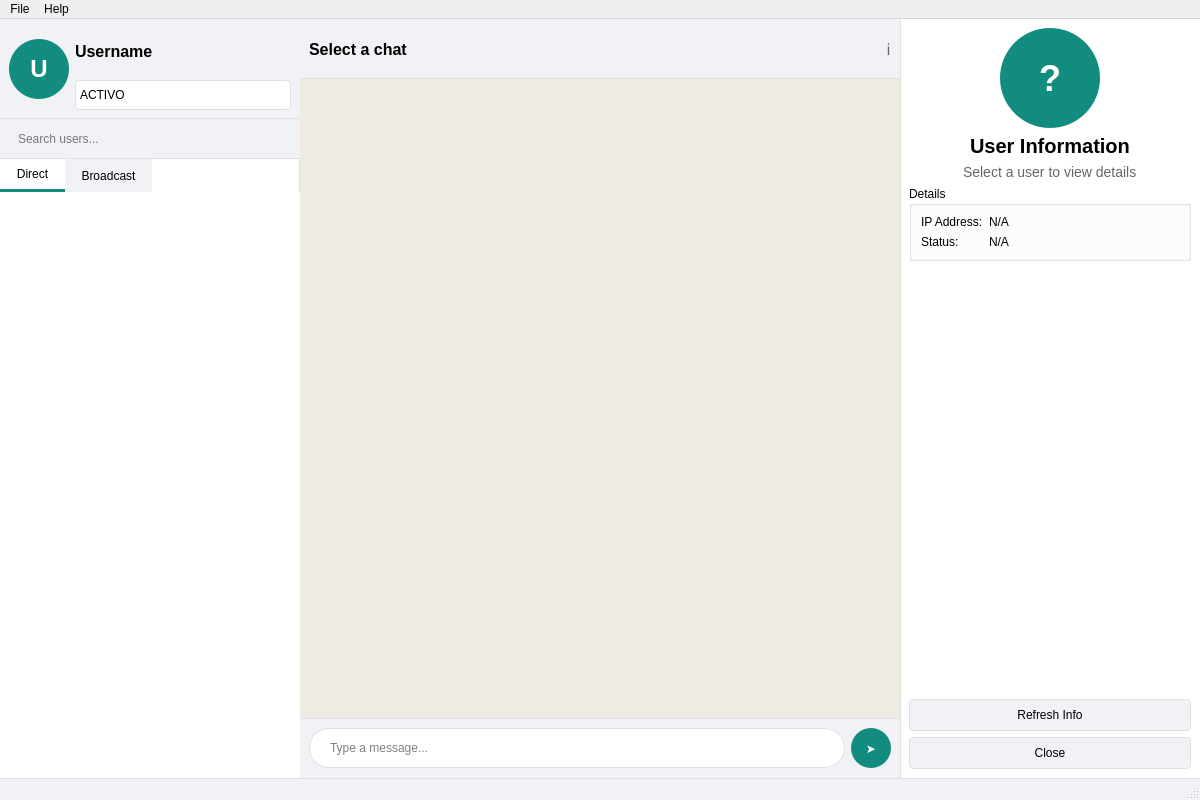
Above: Client-OS-P1/mainwindow.ui from xtsebas/Client-OS-P1 before the change. Below: the same form after it.
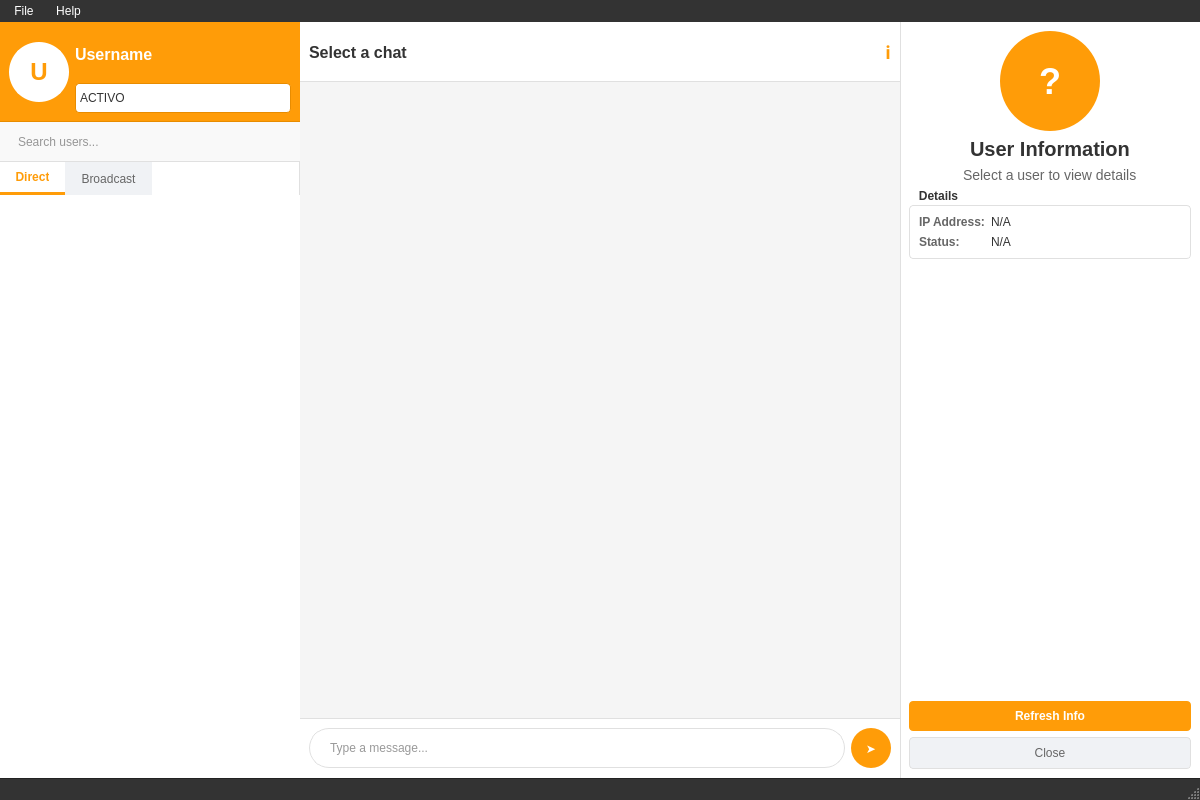
That is the form after the change.

Commit message: feat: improve UI to make it look better

Diff of the .ui file:
```diff
--- a/Client-OS-P1/mainwindow.ui
+++ b/Client-OS-P1/mainwindow.ui
@@ -90,8 +90,8 @@
          </property>
          <property name="styleSheet">
           <string notr="true">QWidget#userProfileWidget {
-    background-color: #f0f2f5;
-    border-bottom: 1px solid #e0e0e0;
+    background-color: #ff9c08;
+    border-bottom: 1px solid #e88c00;
 }</string>
          </property>
          <layout class="QHBoxLayout" name="horizontalLayout_2">
@@ -111,11 +111,12 @@
             </property>
             <property name="styleSheet">
              <string notr="true">QLabel {
-    background-color: #128C7E;
+    background-color: #ffffff;
     border-radius: 30px;
-    color: white;
+    color: #ff9c08;
     font-size: 24px;
     font-weight: bold;
+    border: 2px solid #ffffff;
 }</string>
             </property>
             <property name="text">
@@ -134,6 +135,7 @@
                <string notr="true">QLabel {
     font-size: 16px;
     font-weight: bold;
+    color: #ffffff;
 }</string>
               </property>
               <property name="text">
@@ -151,14 +153,20 @@
               </property>
               <property name="styleSheet">
                <string notr="true">QComboBox {
-    border: 1px solid #e0e0e0;
+    border: 1px solid #e88c00;
     border-radius: 4px;
     padding: 4px;
-    background-color: white;
+    background-color: #ffffff;
+    color: #333333;
 }
 QComboBox::drop-down {
     border: none;
     width: 24px;
+}
+QComboBox QAbstractItemView {
+    background-color: #ffffff;
+    selection-background-color: #ff9c08;
+    selection-color: white;
 }</string>
               </property>
               <item>
@@ -197,7 +205,12 @@
     border: none;
     border-bottom: 1px solid #e0e0e0;
     padding: 8px 16px;
-    background-color: #f0f2f5;
+    background-color: #f9f9f9;
+    color: #333333;
+}
+QLineEdit:focus {
+    background-color: #ffffff;
+    border-bottom: 1px solid #ff9c08;
 }</string>
          </property>
          <property name="placeholderText">
@@ -219,10 +232,13 @@
     background-color: #f0f2f5;
     padding: 8px 16px;
     border: none;
+    color: #666666;
 }
 QTabBar::tab:selected {
     background-color: #ffffff;
-    border-bottom: 3px solid #128C7E;
+    border-bottom: 3px solid #ff9c08;
+    color: #ff9c08;
+    font-weight: bold;
 }
 QTabWidget::tab-bar {
     alignment: center;
@@ -262,7 +278,11 @@
     height: 70px;
 }
 QListWidget::item:selected {
-    background-color: #f0f2f5;
+    background-color: #fff3e0;
+    border-left: 3px solid #ff9c08;
+}
+QListWidget::item:hover {
+    background-color: #f9f9f9;
 }</string>
              </property>
             </widget>
@@ -325,7 +345,7 @@
      <widget class="QWidget" name="chatArea" native="true">
       <property name="styleSheet">
        <string notr="true">QWidget#chatArea {
-    background-color: #efeae2;
+    background-color: #f5f5f5;
 }</string>
       </property>
       <layout class="QVBoxLayout" name="verticalLayout_2">
@@ -361,7 +381,7 @@
          </property>
          <property name="styleSheet">
           <string notr="true">QWidget#chatHeader {
-    background-color: #f0f2f5;
+    background-color: #ffffff;
     border-bottom: 1px solid #e0e0e0;
 }</string>
          </property>
@@ -372,6 +392,7 @@
              <string notr="true">QLabel {
     font-size: 16px;
     font-weight: bold;
+    color: #333333;
 }</string>
             </property>
             <property name="text">
@@ -411,8 +432,12 @@
              <string notr="true">QPushButton {
     border: none;
     background-color: transparent;
-    color: #666666;
-    font-size: 16px;
+    color: #ff9c08;
+    font-size: 18px;
+    font-weight: bold;
+}
+QPushButton:hover {
+    color: #e88c00;
 }</string>
             </property>
             <property name="text">
@@ -428,7 +453,8 @@
         <widget class="QTextBrowser" name="messageDisplay">
          <property name="styleSheet">
           <string notr="true">QTextBrowser {
-    background-color: #efeae2;
+    background-color: #f5f5f5;
+    color: #333333;
     border: none;
 }</string>
          </property>
@@ -451,7 +477,7 @@
          </property>
          <property name="styleSheet">
           <string notr="true">QWidget#messageInputArea {
-    background-color: #f0f2f5;
+    background-color: #ffffff;
     border-top: 1px solid #e0e0e0;
 }</string>
          </property>
@@ -469,7 +495,11 @@
     border: 1px solid #e0e0e0;
     border-radius: 20px;
     padding: 8px 16px;
-    background-color: white;
+    background-color: #ffffff;
+    color: #333333;
+}
+QTextEdit:focus {
+    border: 1px solid #ff9c08;
 }</string>
             </property>
             <property name="placeholderText">
@@ -493,7 +523,7 @@
             </property>
             <property name="styleSheet">
              <string notr="true">QPushButton {
-    background-color: #128C7E;
+    background-color: #ff9c08;
     color: white;
     border-radius: 20px;
     font-weight: bold;
@@ -551,7 +581,7 @@
          </property>
          <property name="styleSheet">
           <string notr="true">QLabel {
-    background-color: #128C7E;
+    background-color: #ff9c08;
     border-radius: 50px;
     color: white;
     font-size: 36px;
@@ -572,6 +602,7 @@
           <string notr="true">QLabel {
     font-size: 20px;
     font-weight: bold;
+    color: #333333;
 }</string>
          </property>
          <property name="text">
@@ -594,12 +625,30 @@
        </item>
        <item>
         <widget class="QGroupBox" name="userInfoDetails">
+         <property name="styleSheet">
+          <string notr="true">QGroupBox {
+    border: 1px solid #e0e0e0;
+    border-radius: 4px;
+    margin-top: 16px;
+    font-weight: bold;
+    color: #333333;
+}
+QGroupBox::title {
+    subcontrol-origin: margin;
+    subcontrol-position: top left;
+    padding: 0 8px;
+    background-color: #ffffff;
+}</string>
+         </property>
          <property name="title">
           <string>Details</string>
          </property>
          <layout class="QFormLayout" name="formLayout">
           <item row="0" column="0">
            <widget class="QLabel" name="ipLabel">
+            <property name="styleSheet">
+             <string notr="true">font-weight: bold; color: #666666;</string>
+            </property>
             <property name="text">
              <string>IP Address:</string>
             </property>
@@ -607,6 +656,9 @@
           </item>
           <item row="0" column="1">
            <widget class="QLabel" name="userInfoIP">
+            <property name="styleSheet">
+             <string notr="true">color: #333333;</string>
+            </property>
             <property name="text">
              <string>N/A</string>
             </property>
@@ -614,6 +666,9 @@
           </item>
           <item row="1" column="0">
            <widget class="QLabel" name="statusLabel">
+            <property name="styleSheet">
+             <string notr="true">font-weight: bold; color: #666666;</string>
+            </property>
             <property name="text">
              <string>Status:</string>
             </property>
@@ -621,6 +676,9 @@
           </item>
           <item row="1" column="1">
            <widget class="QLabel" name="userInfoStatusValue">
+            <property name="styleSheet">
+             <string notr="true">color: #333333;</string>
+            </property>
             <property name="text">
              <string>N/A</string>
             </property>
@@ -646,10 +704,12 @@
         <widget class="QPushButton" name="refreshInfoButton">
          <property name="styleSheet">
           <string notr="true">QPushButton {
-    background-color: #f0f2f5;
-    border: 1px solid #e0e0e0;
+    background-color: #ff9c08;
+    color: white;
+    border: none;
     border-radius: 4px;
     padding: 8px;
+    font-weight: bold;
 }
 QPushButton:hover {
     background-color: #e0e0e0;
@@ -665,6 +725,7 @@
          <property name="styleSheet">
           <string notr="true">QPushButton {
     background-color: #f0f2f5;
+    color: #666666;
     border: 1px solid #e0e0e0;
     border-radius: 4px;
     padding: 8px;
@@ -692,6 +753,20 @@
      <height>22</height>
     </rect>
    </property>
+   <property name="styleSheet">
+    <string notr="true">QMenuBar {
+    background-color: #333333;
+    color: #ffffff;
+}
+QMenuBar::item {
+    background-color: transparent;
+    padding: 4px 8px;
+}
+QMenuBar::item:selected {
+    background-color: #ff9c08;
+    color: #ffffff;
+}</string>
+   </property>
    <widget class="QMenu" name="menuFile">
     <property name="title">
      <string>File</string>
@@ -714,8 +789,9 @@
   <widget class="QStatusBar" name="statusbar">
    <property name="styleSheet">
     <string notr="true">QStatusBar {
-    background-color: #f0f2f5;
-    border-top: 1px solid #e0e0e0;
+    background-color: #333333;
+    color: #ffffff;
+    border-top: 1px solid #222222;
 }</string>
    </property>
   </widget>
```
Left out of the diff: 45 changed lines with no effect on the pictures.
